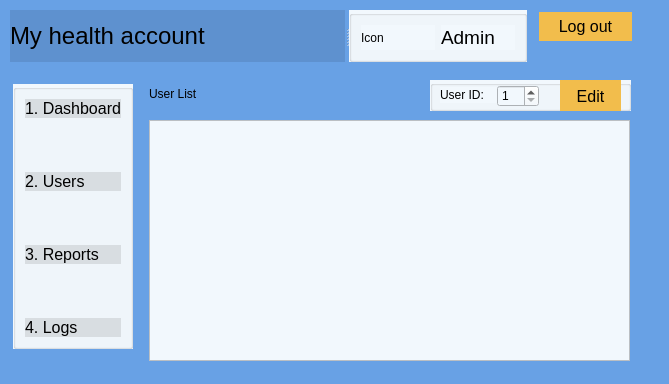
First picture: the form in adminusers.ui, repository Darijan444/COV-19-Desktop_App, before the edit.
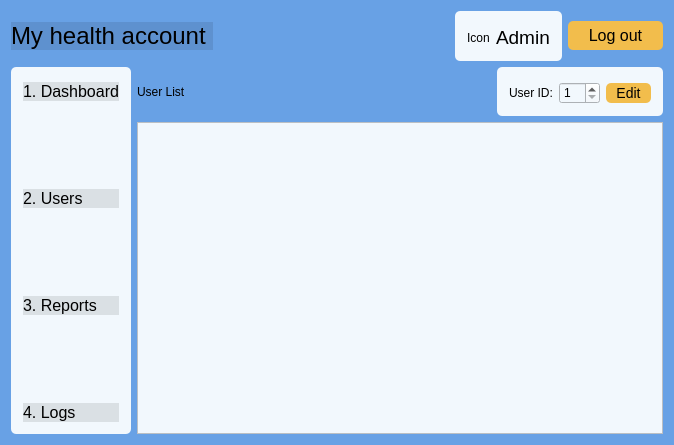
Second picture: the form after the edit.

```diff
--- a/adminusers.ui
+++ b/adminusers.ui
@@ -6,8 +6,8 @@
    <rect>
     <x>0</x>
     <y>0</y>
-    <width>669</width>
-    <height>384</height>
+    <width>674</width>
+    <height>445</height>
    </rect>
   </property>
   <property name="windowTitle">
@@ -16,73 +16,94 @@
   <property name="styleSheet">
    <string notr="true">background-color: rgb(104, 161, 229);</string>
   </property>
-  <widget class="QGroupBox" name="groupBox">
-   <property name="geometry">
-    <rect>
-     <x>430</x>
-     <y>80</y>
-     <width>201</width>
-     <height>31</height>
-    </rect>
-   </property>
+  <layout class="QGridLayout" name="gridLayout_3">
+   <item row="0" column="0" colspan="2">
+    <layout class="QHBoxLayout" name="horizontalLayout">
+     <item>
+      <widget class="QPushButton" name="pushButtonMyHealthAccount">
+       <property name="styleSheet">
+        <string notr="true">QPushButton {
+	background-color: rgb(0, 0, 0,0.1); 
+	border: none; 
+	color: rgb(0, 0, 0); 
+	font: 24px;
+	text-align: left;
+} 
+
+</string>
+       </property>
+       <property name="text">
+        <string>My health account </string>
+       </property>
+      </widget>
+     </item>
+     <item>
+      <spacer name="horizontalSpacer">
+       <property name="orientation">
+        <enum>Qt::Horizontal</enum>
+       </property>
+       <property name="sizeHint" stdset="0">
+        <size>
+         <width>188</width>
+         <height>20</height>
+        </size>
+       </property>
+      </spacer>
+     </item>
+     <item>
+      <widget class="QGroupBox" name="groupBox_6">
    <property name="styleSheet">
-    <string notr="true">background-color: rgb(242, 248, 253)</string>
+        <string notr="true">QGroupBox { 
+     border-radius: 5px; 
+	background-color: rgb(242, 248, 253);
+ } </string>
    </property>
    <property name="title">
     <string/>
    </property>
-   <widget class="QLabel" name="label">
-    <property name="geometry">
-     <rect>
-      <x>10</x>
-      <y>7</y>
-      <width>58</width>
-      <height>16</height>
-     </rect>
-    </property>
+       <layout class="QGridLayout" name="gridLayout_2">
+        <item row="0" column="0">
+         <widget class="QLabel" name="labelAdmin">
     <property name="styleSheet">
-     <string notr="true">background-color: rgb(242, 248, 253)</string>
+           <string notr="true">background-color: rgb(242, 248, 253,0)</string>
     </property>
     <property name="text">
-     <string>User ID:</string>
-    </property>
-   </widget>
-   <widget class="QSpinBox" name="spinBoxUserID">
-    <property name="geometry">
-     <rect>
-      <x>67</x>
-      <y>5</y>
-      <width>42</width>
-      <height>22</height>
-     </rect>
+           <string>Icon</string>
+          </property>
+         </widget>
+        </item>
+        <item row="0" column="1">
+         <widget class="QLabel" name="label_17">
+          <property name="font">
+           <font>
+            <family>.AppleSystemUIFont</family>
+            <pointsize>14</pointsize>
+            <italic>false</italic>
+            <bold>false</bold>
+           </font>
     </property>
     <property name="styleSheet">
-     <string notr="true">background-color: rgb(242, 248, 253)</string>
-    </property>
-    <property name="minimum">
-     <number>1</number>
-    </property>
-   </widget>
-   <widget class="QPushButton" name="pushButtonEdit">
-    <property name="geometry">
-     <rect>
-      <x>130</x>
-      <y>0</y>
-      <width>61</width>
-      <height>32</height>
-     </rect>
-    </property>
+           <string notr="true">font: 14pt &quot;.AppleSystemUIFont&quot;;
+background-color: rgb(242, 248, 253,0)</string>
+          </property>
+          <property name="text">
+           <string>Admin</string>
+          </property>
+         </widget>
+        </item>
+       </layout>
+      </widget>
+     </item>
+     <item>
+      <widget class="QPushButton" name="pushButtonLogout">
     <property name="styleSheet">
      <string notr="true">QPushButton {
-
     background-color: rgb(242, 189, 76); 
-
-    border: none; 
-
+    border: none;
+     border-radius: 5px; 
     color: rgb(0, 0, 0); 
-
     font: 16px;
-
+    padding: 5 20px;
 } 
 
 QPushButton:hover { 
@@ -96,21 +117,19 @@
 }</string>
     </property>
     <property name="text">
-     <string>Edit</string>
-    </property>
-   </widget>
-  </widget>
+        <string>Log out</string>
+       </property>
+      </widget>
+     </item>
+    </layout>
+   </item>
+   <item row="1" column="0">
   <widget class="QGroupBox" name="groupBox_2">
-   <property name="geometry">
-    <rect>
-     <x>13</x>
-     <y>84</y>
-     <width>120</width>
-     <height>265</height>
-    </rect>
-   </property>
    <property name="styleSheet">
-    <string notr="true">background-color: rgb(242, 248, 253)</string>
+      <string notr="true">QGroupBox { 
+     border-radius: 5px; 
+	background-color: rgb(242, 248, 253);
+ } </string>
    </property>
    <property name="title">
     <string/>
@@ -249,28 +268,13 @@
     </item>
    </layout>
   </widget>
-  <widget class="QTableView" name="tableView">
-   <property name="geometry">
-    <rect>
-     <x>149</x>
-     <y>120</y>
-     <width>481</width>
-     <height>241</height>
-    </rect>
-   </property>
-   <property name="styleSheet">
-    <string notr="true">background-color: rgb(242, 248, 253)</string>
-   </property>
-  </widget>
+   </item>
+   <item row="1" column="1">
+    <layout class="QVBoxLayout" name="verticalLayout_2">
+     <item>
+      <layout class="QHBoxLayout" name="horizontalLayout_2">
+       <item>
   <widget class="QLabel" name="labelUserList_2">
-   <property name="geometry">
-    <rect>
-     <x>149</x>
-     <y>84</y>
-     <width>111</width>
-     <height>19</height>
-    </rect>
-   </property>
    <property name="styleSheet">
     <string notr="true">font: 16pt &quot;.AppleSystemUIFont&quot;;
 background-color: rgb(104, 161, 229);</string>
@@ -279,26 +283,62 @@
     <string>User List</string>
    </property>
   </widget>
-  <widget class="QPushButton" name="pushButtonLogout">
-   <property name="geometry">
-    <rect>
-     <x>539</x>
-     <y>12</y>
-     <width>93</width>
-     <height>29</height>
-    </rect>
-   </property>
+       </item>
+       <item>
+        <spacer name="horizontalSpacer_2">
+         <property name="orientation">
+          <enum>Qt::Horizontal</enum>
+         </property>
+         <property name="sizeHint" stdset="0">
+          <size>
+           <width>168</width>
+           <height>20</height>
+          </size>
+         </property>
+        </spacer>
+       </item>
+       <item>
+        <widget class="QGroupBox" name="groupBox">
+         <property name="styleSheet">
+          <string notr="true">QGroupBox { 
+     border-radius: 5px; 
+	background-color: rgb(242, 248, 253);
+ } </string>
+         </property>
+         <property name="title">
+          <string/>
+         </property>
+         <layout class="QGridLayout" name="gridLayout">
+          <item row="0" column="0">
+           <widget class="QLabel" name="label">
+            <property name="styleSheet">
+             <string notr="true">background-color: rgb(242, 248, 253,0)</string>
+            </property>
+            <property name="text">
+             <string>User ID:</string>
+            </property>
+           </widget>
+          </item>
+          <item row="0" column="1">
+           <widget class="QSpinBox" name="spinBoxUserID">
+            <property name="styleSheet">
+             <string notr="true">background-color: rgb(242, 248, 253)</string>
+            </property>
+            <property name="minimum">
+             <number>1</number>
+            </property>
+           </widget>
+          </item>
+          <item row="0" column="2">
+           <widget class="QPushButton" name="pushButtonEdit">
    <property name="styleSheet">
     <string notr="true">QPushButton {
-
     background-color: rgb(242, 189, 76); 
-
-    border: none; 
-
+    border: none;
+     border-radius: 5px; 
     color: rgb(0, 0, 0); 
-
-    font: 16px;
-
+    font: 14px;
+    padding: 2 10px;
 } 
 
 QPushButton:hover { 
@@ -312,77 +352,26 @@
 }</string>
    </property>
    <property name="text">
-    <string>Log out</string>
-   </property>
-  </widget>
-  <widget class="QSplitter" name="splitter">
-   <property name="geometry">
-    <rect>
-     <x>10</x>
-     <y>10</y>
-     <width>517</width>
-     <height>52</height>
-    </rect>
-   </property>
-   <property name="orientation">
-    <enum>Qt::Horizontal</enum>
-   </property>
-   <widget class="QPushButton" name="pushButtonMyHealthAccount">
+             <string>Edit</string>
+            </property>
+           </widget>
+          </item>
+         </layout>
+        </widget>
+       </item>
+      </layout>
+     </item>
+     <item>
+      <widget class="QTableView" name="tableView">
     <property name="styleSheet">
-     <string notr="true">QPushButton {
-	background-color: rgb(0, 0, 0,0.1); 
-	border: none; 
-	color: rgb(0, 0, 0); 
-	font: 24px;
-	text-align: left;
-} 
-
+        <string notr="true">background-color: rgb(242, 248, 253);
 </string>
     </property>
-    <property name="text">
-     <string>My health account </string>
-    </property>
-   </widget>
-   <widget class="QGroupBox" name="groupBox_6">
-    <property name="styleSheet">
-     <string notr="true">background-color: rgb(242, 248, 253)</string>
-    </property>
-    <property name="title">
-     <string/>
-    </property>
-    <layout class="QHBoxLayout" name="horizontalLayout_2">
-     <item>
-      <layout class="QHBoxLayout" name="horizontalLayout">
-       <item>
-        <widget class="QLabel" name="labelAdmin">
-         <property name="text">
-          <string>Icon</string>
-         </property>
-        </widget>
-       </item>
-       <item>
-        <widget class="QLabel" name="label_17">
-         <property name="font">
-          <font>
-           <family>.AppleSystemUIFont</family>
-           <pointsize>14</pointsize>
-           <italic>false</italic>
-           <bold>false</bold>
-          </font>
-         </property>
-         <property name="styleSheet">
-          <string notr="true">font: 14pt &quot;.AppleSystemUIFont&quot;;</string>
-         </property>
-         <property name="text">
-          <string>Admin</string>
-         </property>
-        </widget>
-       </item>
+      </widget>
+     </item>
       </layout>
      </item>
     </layout>
-   </widget>
-  </widget>
  </widget>
  <resources/>
  <connections/>
```
Left out of the diff: 10 changed lines with no effect on the pictures. Lines whose indentation alone changed are shown as unchanged.
